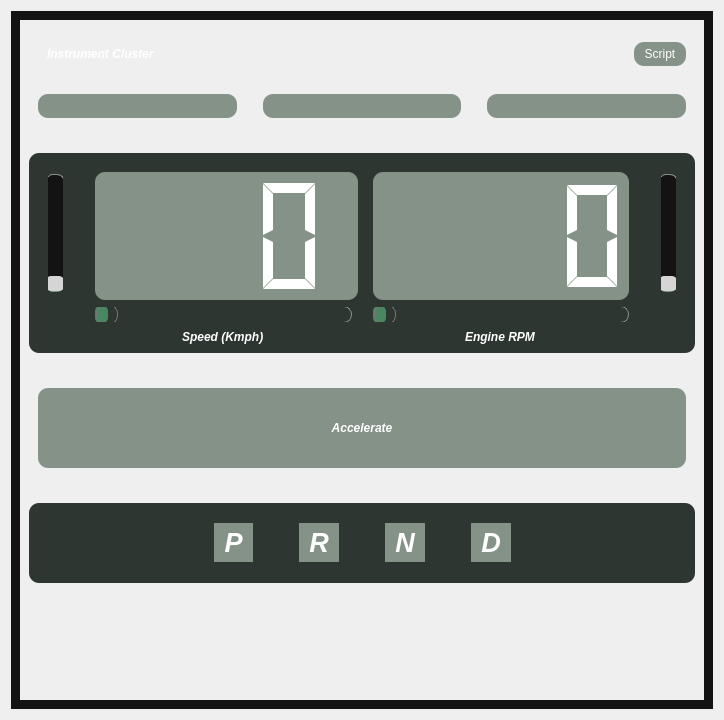
Old version of the form ui/IC.ui in the repository suchinton/AGL_Demo_Control_Panel.
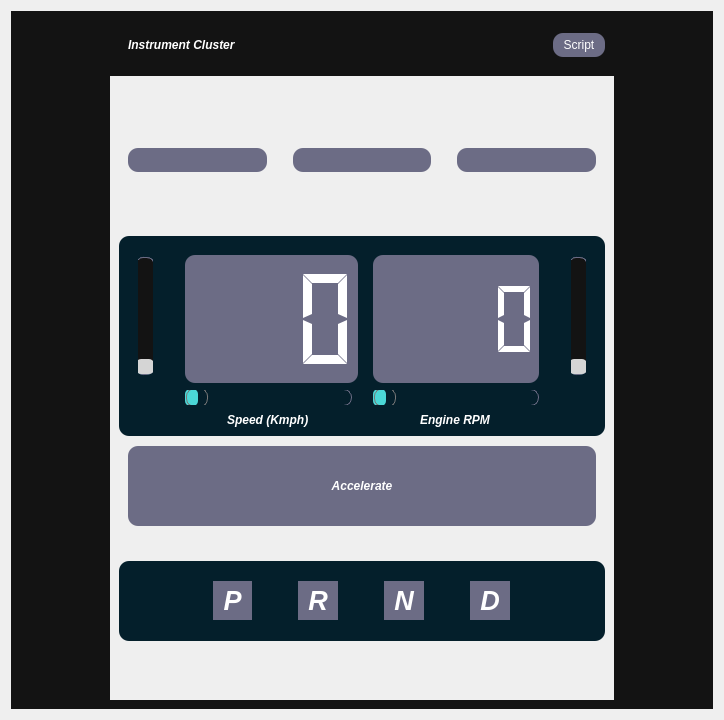
New version of the form. Icons and pictures are not drawn.

Diff of the .ui file:
```diff
--- a/ui/IC.ui
+++ b/ui/IC.ui
@@ -24,11 +24,11 @@
 }
 
 #centralwidget{
-	background-color: #131313 ; /* dark green */
+	background-color: #131313 ; /* black */
 }
 
 #centralwidget QPushButton{
-	background-color: #859287; /* light green */
+	background-color: #6C6C85 ; /* pastel purple */
 	padding: 5px 10px;
 	border-radius: 10px;
 }
@@ -38,13 +38,13 @@
 }
 
 #centralwidget QSlider::groove:horizontal {
-    border: 1px solid #859287; /* light green */
+    border: 1px solid #6C6C85 ; /* pastel purple */
     height: 15px;
     border-radius: 8px;
 }
 
 #centralwidget  QSlider::sub-page:horizontal {
-    background-color: #498661 ; /* green */
+    background-color: #4BD7D6 ; /* light blue */
     height: 15px;
     border-radius: 5px;
 }
@@ -60,11 +60,11 @@
 }
 
 QSlider::sub-page:vertical {
-    background-color: #131313 ; /* dark green */
+    background-color: #131313 ; /* black */
     height: 20px;
     width: 18px;
     margin: 2px;
-	border: 1px solid #859287; /* light green */
+	border: 1px solid #6C6C85 ; /* pastel purple */
     border-radius: 8px;
 }
 
@@ -72,8 +72,8 @@
     border-radius: 8px;
     width: 18px;
     margin: 2px;
-	border: 1px solid #859287; /* light green */
-	background-color: #498661 ; /* green */ 
+	border: 1px solid #6C6C85 ; /* pastel purple */
+	background-color: #4BD7D6 ; /* light blue */ 
 }
 QSlider::groove:vertical:hover {
 	background-color: rgb(55, 62, 76);
@@ -108,7 +108,7 @@
     }
 
     QScrollBar::handle {
-        background: #498661 ; /* green */
+        background: #4BD7D6 ; /* light blue */
         border-radius: 5px;
     }
 
@@ -121,17 +121,17 @@
     }
 
 #frame_1{
-	background: #2E3632 ; /* dark green */
+	background: #041F2B ; /* dark blue */
 	border-radius: 10px;
 }
 
 QLCDNumber {
-	background: #859287; /* light green */
+	background: #6C6C85 ; /* pastel purple */
 	border-radius: 10px;
 }
 
 #gearSelector {
-	background: #2E3632 ; /* dark green */
+	background: #041F2B ; /* dark blue */
 	border-radius: 10px;
 }
 
@@ -159,8 +159,8 @@
      <property name="frameShadow">
       <enum>QFrame::Raised</enum>
      </property>
-     <layout class="QHBoxLayout" name="horizontalLayout_2">
-      <item>
+     <layout class="QGridLayout" name="gridLayout_3">
+      <item row="1" column="1">
        <widget class="QScrollArea" name="scrollArea">
         <property name="widgetResizable">
          <bool>true</bool>
@@ -170,79 +170,25 @@
           <rect>
            <x>0</x>
            <y>0</y>
-           <width>700</width>
-           <height>696</height>
+           <width>658</width>
+           <height>638</height>
           </rect>
          </property>
-         <layout class="QVBoxLayout" name="verticalLayout_2">
-          <item>
-           <widget class="QFrame" name="frame">
-            <property name="minimumSize">
+         <layout class="QGridLayout" name="gridLayout_4">
+          <item row="0" column="0">
+           <spacer name="verticalSpacer_6">
+            <property name="orientation">
+             <enum>Qt::Vertical</enum>
+            </property>
+            <property name="sizeHint" stdset="0">
              <size>
-              <width>0</width>
-              <height>50</height>
+              <width>20</width>
+              <height>40</height>
              </size>
             </property>
-            <property name="frameShape">
-             <enum>QFrame::StyledPanel</enum>
-            </property>
-            <property name="frameShadow">
-             <enum>QFrame::Raised</enum>
-            </property>
-            <layout class="QHBoxLayout" name="horizontalLayout">
-             <item>
-              <widget class="QFrame" name="frame_4">
-               <property name="frameShape">
-                <enum>QFrame::StyledPanel</enum>
-               </property>
-               <property name="frameShadow">
-                <enum>QFrame::Raised</enum>
-               </property>
-               <layout class="QHBoxLayout" name="horizontalLayout_3">
-                <item>
-                 <widget class="QLabel" name="label">
-                  <property name="sizePolicy">
-                   <sizepolicy hsizetype="MinimumExpanding" vsizetype="Fixed">
-                    <horstretch>0</horstretch>
-                    <verstretch>0</verstretch>
-                   </sizepolicy>
-                  </property>
-                  <property name="font">
-                   <font>
-                    <weight>75</weight>
-                    <italic>true</italic>
-                    <bold>true</bold>
-                   </font>
-                  </property>
-                  <property name="text">
-                   <string>Instrument Cluster</string>
-                  </property>
-                 </widget>
-                </item>
-               </layout>
-              </widget>
-             </item>
-             <item>
-              <widget class="QPushButton" name="scriptBtn">
-               <property name="text">
-                <string>Script</string>
-               </property>
-               <property name="icon">
-                <iconset resource="../assets/res.qrc">
-                 <normaloff>:/icons/feather/play-circle.svg</normaloff>:/icons/feather/play-circle.svg</iconset>
-               </property>
-               <property name="iconSize">
-                <size>
-                 <width>30</width>
-                 <height>30</height>
-                </size>
-               </property>
-              </widget>
-             </item>
-            </layout>
-           </widget>
+           </spacer>
           </item>
-          <item alignment="Qt::AlignTop">
+          <item row="1" column="0">
            <widget class="QFrame" name="frame_3">
             <property name="sizePolicy">
              <sizepolicy hsizetype="Preferred" vsizetype="Expanding">
@@ -269,24 +215,7 @@
              <enum>QFrame::Raised</enum>
             </property>
             <layout class="QGridLayout" name="gridLayout_2">
-             <item row="0" column="2">
-              <widget class="QPushButton" name="hazardBtn">
-               <property name="text">
-                <string/>
-               </property>
-               <property name="icon">
-                <iconset resource="../assets/res.qrc">
-                 <normaloff>:/Images/Images/hazard.png</normaloff>:/Images/Images/hazard.png</iconset>
-               </property>
-               <property name="iconSize">
-                <size>
-                 <width>60</width>
-                 <height>60</height>
-                </size>
-               </property>
-              </widget>
-             </item>
-             <item row="0" column="4">
+             <item row="1" column="4">
               <widget class="QPushButton" name="rightIndicatorBtn">
                <property name="text">
                 <string/>
@@ -303,7 +232,7 @@
                </property>
               </widget>
              </item>
-             <item row="0" column="1">
+             <item row="1" column="1">
               <spacer name="horizontalSpacer_3">
                <property name="orientation">
                 <enum>Qt::Horizontal</enum>
@@ -319,7 +248,23 @@
                </property>
               </spacer>
              </item>
-             <item row="0" column="0">
+             <item row="1" column="3">
+              <spacer name="horizontalSpacer_4">
+               <property name="orientation">
+                <enum>Qt::Horizontal</enum>
+               </property>
+               <property name="sizeType">
+                <enum>QSizePolicy::Fixed</enum>
+               </property>
+               <property name="sizeHint" stdset="0">
+                <size>
+                 <width>20</width>
+                 <height>20</height>
+                </size>
+               </property>
+              </spacer>
+             </item>
+             <item row="1" column="0">
               <widget class="QPushButton" name="leftIndicatorBtn">
                <property name="acceptDrops">
                 <bool>false</bool>
@@ -348,26 +293,27 @@
                </property>
               </widget>
              </item>
-             <item row="0" column="3">
-              <spacer name="horizontalSpacer_4">
-               <property name="orientation">
-                <enum>Qt::Horizontal</enum>
+             <item row="1" column="2">
+              <widget class="QPushButton" name="hazardBtn">
+               <property name="text">
+                <string/>
                </property>
-               <property name="sizeType">
-                <enum>QSizePolicy::Fixed</enum>
+               <property name="icon">
+                <iconset resource="../assets/res.qrc">
+                 <normaloff>:/Images/Images/hazard.png</normaloff>:/Images/Images/hazard.png</iconset>
                </property>
-               <property name="sizeHint" stdset="0">
+               <property name="iconSize">
                 <size>
-                 <width>20</width>
-                 <height>20</height>
+                 <width>60</width>
+                 <height>60</height>
                 </size>
                </property>
-              </spacer>
+              </widget>
              </item>
             </layout>
            </widget>
           </item>
-          <item>
+          <item row="2" column="0">
            <spacer name="verticalSpacer_4">
             <property name="orientation">
              <enum>Qt::Vertical</enum>
@@ -383,7 +329,7 @@
             </property>
            </spacer>
           </item>
-          <item alignment="Qt::AlignTop">
+          <item row="3" column="0">
            <widget class="QFrame" name="frame_1">
             <property name="sizePolicy">
              <sizepolicy hsizetype="Preferred" vsizetype="Fixed">
@@ -664,7 +610,7 @@
             </layout>
            </widget>
           </item>
-          <item>
+          <item row="4" column="0">
            <spacer name="verticalSpacer_2">
             <property name="orientation">
              <enum>Qt::Vertical</enum>
@@ -680,7 +626,7 @@
             </property>
            </spacer>
           </item>
-          <item alignment="Qt::AlignTop">
+          <item row="5" column="0">
            <widget class="QFrame" name="frame_2">
             <property name="frameShape">
              <enum>QFrame::StyledPanel</enum>
@@ -738,7 +684,7 @@
             </layout>
            </widget>
           </item>
-          <item alignment="Qt::AlignTop">
+          <item row="6" column="0">
            <widget class="QFrame" name="gearSelector">
             <property name="minimumSize">
              <size>
@@ -911,7 +857,7 @@
             </layout>
            </widget>
           </item>
-          <item>
+          <item row="7" column="0">
            <spacer name="verticalSpacer">
             <property name="orientation">
              <enum>Qt::Vertical</enum>
@@ -928,6 +874,99 @@
         </widget>
        </widget>
       </item>
+      <item row="0" column="1">
+       <widget class="QFrame" name="frame">
+        <property name="minimumSize">
+         <size>
+          <width>0</width>
+          <height>50</height>
+         </size>
+        </property>
+        <property name="frameShape">
+         <enum>QFrame::StyledPanel</enum>
+        </property>
+        <property name="frameShadow">
+         <enum>QFrame::Raised</enum>
+        </property>
+        <layout class="QHBoxLayout" name="horizontalLayout">
+         <item>
+          <widget class="QFrame" name="frame_4">
+           <property name="frameShape">
+            <enum>QFrame::StyledPanel</enum>
+           </property>
+           <property name="frameShadow">
+            <enum>QFrame::Raised</enum>
+           </property>
+           <layout class="QHBoxLayout" name="horizontalLayout_3">
+            <item>
+             <widget class="QLabel" name="label">
+              <property name="sizePolicy">
+               <sizepolicy hsizetype="MinimumExpanding" vsizetype="Fixed">
+                <horstretch>0</horstretch>
+                <verstretch>0</verstretch>
+               </sizepolicy>
+              </property>
+              <property name="font">
+               <font>
+                <weight>75</weight>
+                <italic>true</italic>
+                <bold>true</bold>
+               </font>
+              </property>
+              <property name="text">
+               <string>Instrument Cluster</string>
+              </property>
+             </widget>
+            </item>
+           </layout>
+          </widget>
+         </item>
+         <item>
+          <widget class="QPushButton" name="scriptBtn">
+           <property name="text">
+            <string>Script</string>
+           </property>
+           <property name="icon">
+            <iconset resource="../assets/res.qrc">
+             <normaloff>:/icons/feather/play-circle.svg</normaloff>:/icons/feather/play-circle.svg</iconset>
+           </property>
+           <property name="iconSize">
+            <size>
+             <width>30</width>
+             <height>30</height>
+            </size>
+           </property>
+          </widget>
+         </item>
+        </layout>
+       </widget>
+      </item>
+      <item row="0" column="2" rowspan="2">
+       <spacer name="horizontalSpacer_13">
+        <property name="orientation">
+         <enum>Qt::Horizontal</enum>
+        </property>
+        <property name="sizeHint" stdset="0">
+         <size>
+          <width>40</width>
+          <height>20</height>
+         </size>
+        </property>
+       </spacer>
+      </item>
+      <item row="0" column="0" rowspan="2">
+       <spacer name="horizontalSpacer_12">
+        <property name="orientation">
+         <enum>Qt::Horizontal</enum>
+        </property>
+        <property name="sizeHint" stdset="0">
+         <size>
+          <width>40</width>
+          <height>20</height>
+         </size>
+        </property>
+       </spacer>
+      </item>
      </layout>
     </widget>
    </item>
```
Left out of the diff: 218 changed lines with no effect on the pictures.
